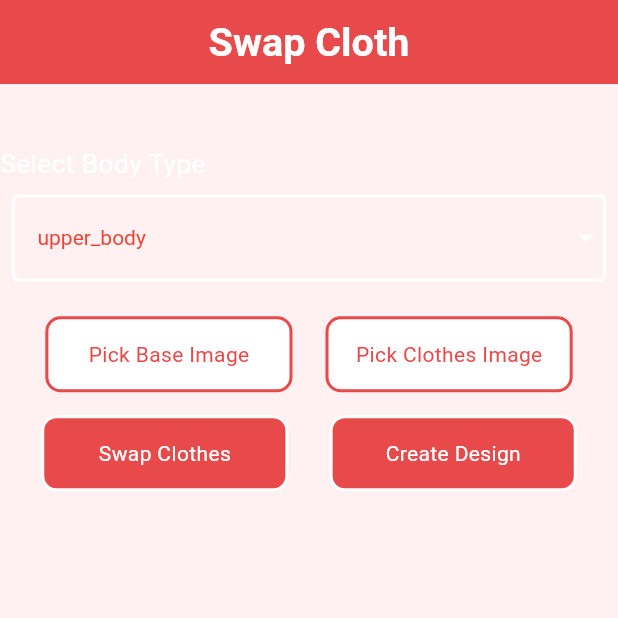
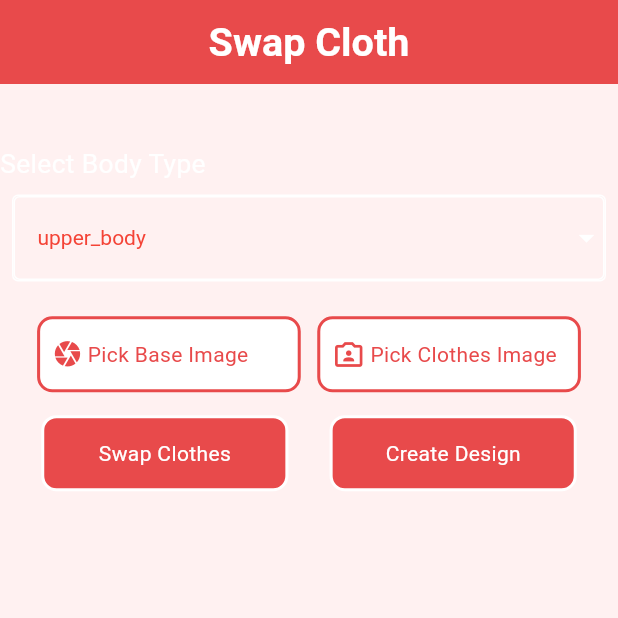
Before and after one commit to Umang-Shriwas/image_swap, a Flutter app: the ImageScreen screen opened directly, on a phone screen of 412 x 824 dp, the top half of it. Run offline on Flutter 3.47's test engine with Material 3 defaults, Android fonts, the phone set to English and light mode, and no system bars; our stand-ins replace dio, firebase_auth, firebase_core, flutter_screenutil, fluttertoast, get and 2 more; accounts and stored records are empty.

Commit message:
icons added

```diff
--- a/lib/image_screen.dart
+++ b/lib/image_screen.dart
@@ -171,16 +171,29 @@ class ImageScreen extends StatelessWidget {
                         onTap: _pickBaseImage,
                         child: Container(
                           height: 50.h,
-                          width: 150.w,
+                          width: 160.w,
                           decoration: BoxDecoration(
                               color: Colors.white,
                               borderRadius: BorderRadius.circular(10.r),
                               border: Border.all(
                                   color: Color(0xffe84a4b), width: 2.h)),
-                          child: Center(
-                            child: Text(
-                              'Pick Base Image',
-                              style: TextStyle(color: Color(0xffe84a4b)),
+                          child: Padding(
+                            padding: const EdgeInsets.all(8.0),
+                            child: Row(
+                              children: [
+                                Icon(
+                                  Icons.camera,
+                                  size: 20.h,
+                                  color: Color(0xffe84a4b),
+                                ),
+                                SizedBox(
+                                  width: 3.w,
+                                ),
+                                Text(
+                                  'Pick Base Image',
+                                  style: TextStyle(color: Color(0xffe84a4b)),
+                                ),
+                              ],
                             ),
                           ),
                         ),
@@ -204,16 +217,31 @@ class ImageScreen extends StatelessWidget {
                         onTap: _pickClothesImage,
                         child: Container(
                           height: 50.h,
-                          width: 150.w,
+                          width: 160.w,
                           decoration: BoxDecoration(
                               color: Colors.white,
                               borderRadius: BorderRadius.circular(10.r),
                               border: Border.all(
                                   color: Color(0xffe84a4b), width: 2.h)),
                           child: Center(
-                            child: Text(
-                              'Pick Clothes Image',
-                              style: TextStyle(color: Color(0xffe84a4b)),
+                            child: Padding(
+                              padding: const EdgeInsets.all(8.0),
+                              child: Row(
+                                children: [
+                                  Icon(
+                                    Icons.photo_camera_front_outlined,
+                                    size: 20.sp,
+                                    color: Color(0xffe84a4b),
+                                  ),
+                                  SizedBox(
+                                    width: 3.w,
+                                  ),
+                                  Text(
+                                    'Pick Clothes Image',
+                                    style: TextStyle(color: Color(0xffe84a4b)),
+                                  ),
+                                ],
+                              ),
                             ),
                           ),
                         ),
```
